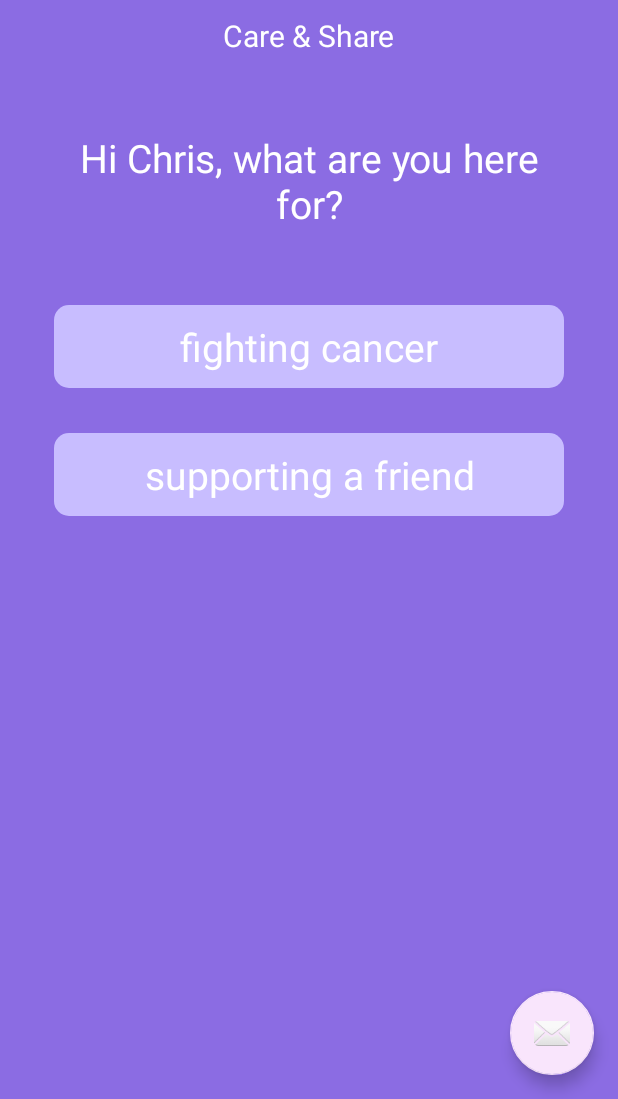
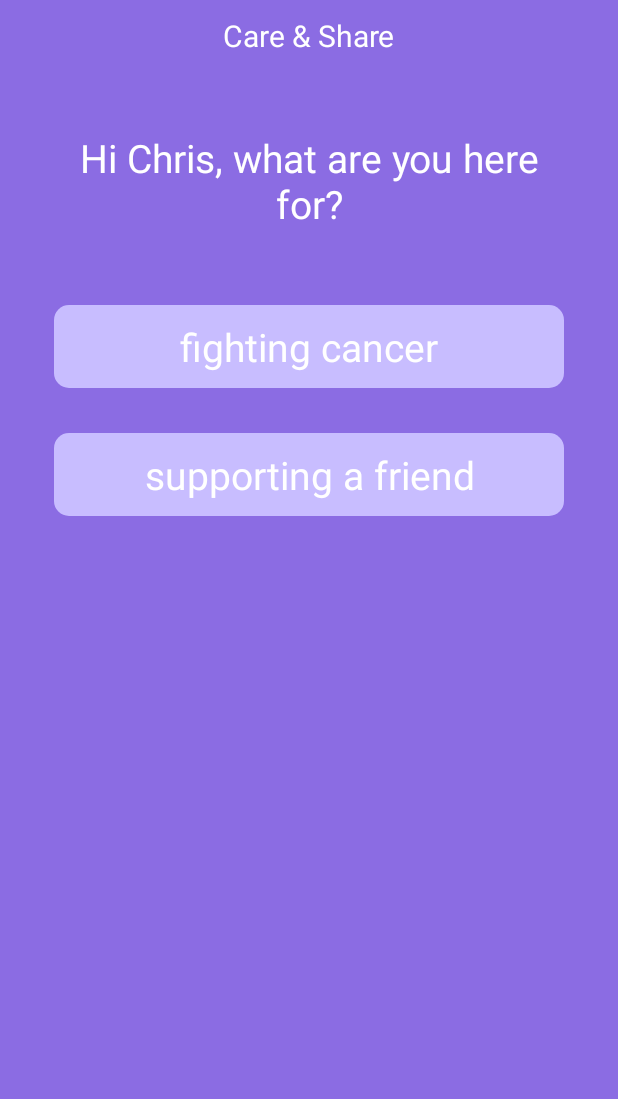
Before and after one commit to lsurvila/hack_cancer, an Android app: the screen it shows after launch (WelcomeActivity), on a phone screen of 412 x 824 dp, the part 137-1236 px from its top. Run offline under Robolectric (Android 15) with nearby library versions, the phone set to English and light mode, and no system bars.

Commit message:
Got rid of fab

```diff
--- a/app/src/main/res/layout/activity_welcome.xml
+++ b/app/src/main/res/layout/activity_welcome.xml
@@ -15,10 +15,4 @@
 
 <!--    <include layout="@layout/content_welcome" />-->
 
-    <android.support.design.widget.FloatingActionButton android:id="@+id/fab"
-        android:layout_width="wrap_content" android:layout_height="wrap_content"
-        android:layout_gravity="bottom|end" android:layout_margin="@dimen/fab_margin"
-        android:src="@android:drawable/ic_dialog_email" />
-
-
 </android.support.design.widget.CoordinatorLayout>
```
